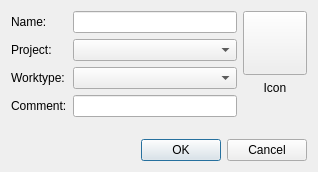
frankHa/dontpanic, file src/dontpanik/kpart/core/ui/keditactiontemplatedialog.ui: the form before one commit.
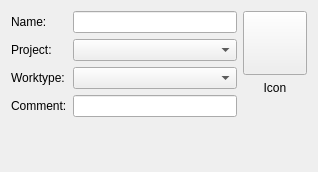
The form after the commit. Custom widgets are drawn as their Qt base class.

Commit message: -switched all dialogs over to kdialog

```diff
--- a/src/dontpanik/kpart/core/ui/keditactiontemplatedialog.ui
+++ b/src/dontpanik/kpart/core/ui/keditactiontemplatedialog.ui
@@ -1,7 +1,7 @@
 <?xml version="1.0" encoding="UTF-8"?>
 <ui version="4.0">
  <class>KEditActionTemplateDialog</class>
- <widget class="QDialog" name="KEditActionTemplateDialog">
+ <widget class="QWidget" name="KEditActionTemplateDialog">
   <property name="geometry">
    <rect>
     <x>0</x>
@@ -140,17 +140,7 @@
       </layout>
      </item>
     </layout>
-   </item>
-   <item>
-    <widget class="QDialogButtonBox" name="buttonBox">
-     <property name="orientation">
-      <enum>Qt::Horizontal</enum>
-     </property>
-     <property name="standardButtons">
-      <set>QDialogButtonBox::Cancel|QDialogButtonBox::Ok</set>
-     </property>
-    </widget>
-   </item>
+   </item>   
   </layout>
  </widget>
  <customwidgets>
```
The commit also changes 25 other files.
